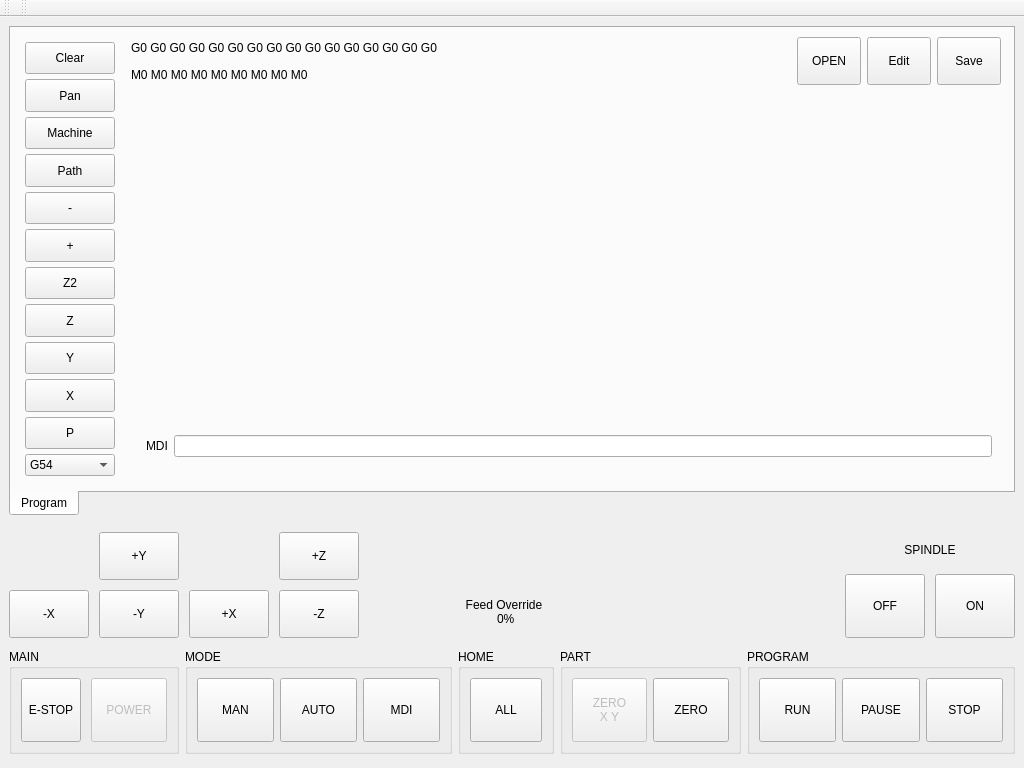
Before: the Qt Designer form tnc/ui/window.ui in kcjengr/turbonc, drawn with Qt 5.
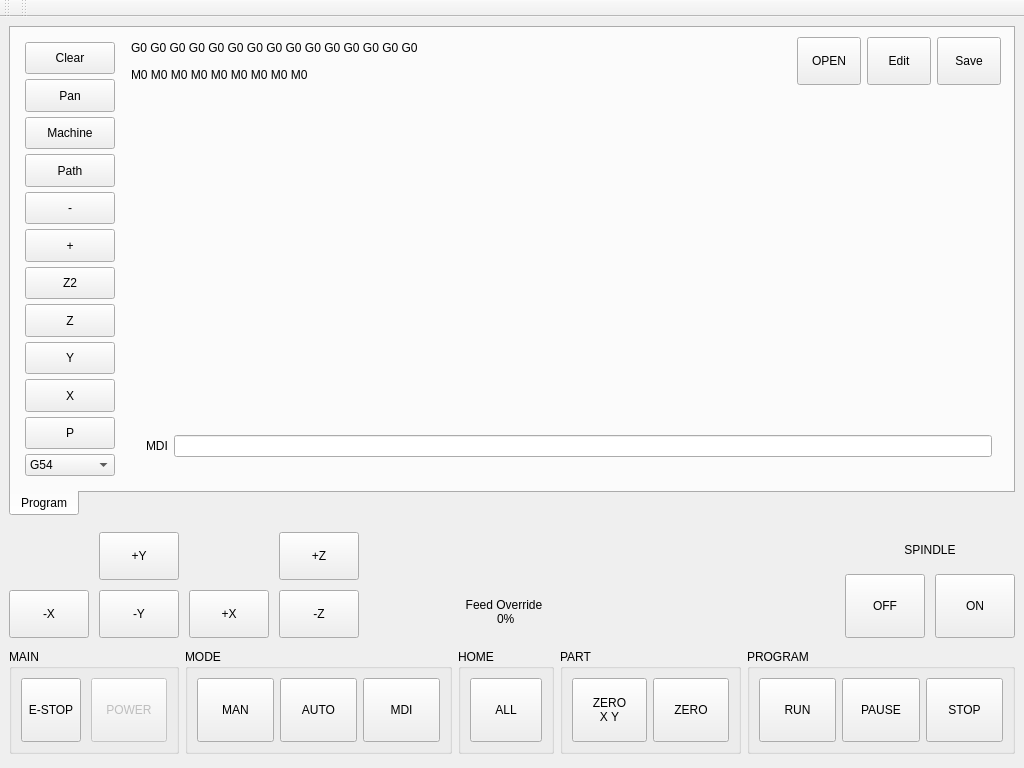
After: the same form once the commit is applied. Icons and pictures are not drawn. Custom widgets are drawn as their Qt base class.

Commit message: remove action button and add push button to show the dialog

What changed in the file:
```diff
--- a/tnc/ui/window.ui
+++ b/tnc/ui/window.ui
@@ -421,7 +421,7 @@
                    </size>
                   </property>
                   <property name="text">
-                   <string>G0 G0 G0 G0 G0 G0 G0 G0 G0 G0 G0 G0 G0 G0 G0 G0</string>
+                   <string>G0 G0 G0 G0 G0 G0 G0 G0 G0 G0 G0 G0 G0 G0 G0</string>
                   </property>
                   <property name="rules" stdset="0">
                    <string>[{&quot;channels&quot;: [{&quot;trigger&quot;: true, &quot;type&quot;: &quot;str&quot;, &quot;url&quot;: &quot;status:gcodes?text&quot;}], &quot;property&quot;: &quot;Text&quot;, &quot;expression&quot;: &quot;ch[0]&quot;, &quot;name&quot;: &quot;Active Codes&quot;}]</string>
@@ -1236,14 +1236,11 @@
         </property>
         <layout class="QHBoxLayout" name="horizontalLayout_5">
          <item>
-          <widget class="MDIButton" name="zero_all_button">
-           <property name="enabled">
-            <bool>false</bool>
-           </property>
+          <widget class="QPushButton" name="zero_xy_button">
            <property name="minimumSize">
             <size>
-             <width>60</width>
-             <height>64</height>
+             <width>64</width>
+             <height>60</height>
             </size>
            </property>
            <property name="maximumSize">
@@ -1682,11 +1679,6 @@
    <extends>QLabel</extends>
    <header>qtpyvcp.widgets.display_widgets.status_label</header>
   </customwidget>
-  <customwidget>
-   <class>MDIButton</class>
-   <extends>QPushButton</extends>
-   <header>qtpyvcp.widgets.button_widgets.mdi_button</header>
-  </customwidget>
   <customwidget>
    <class>GcodeEditor</class>
    <extends>QFrame</extends>
```
Left out of the diff: 20 changed lines with no effect on the pictures.
